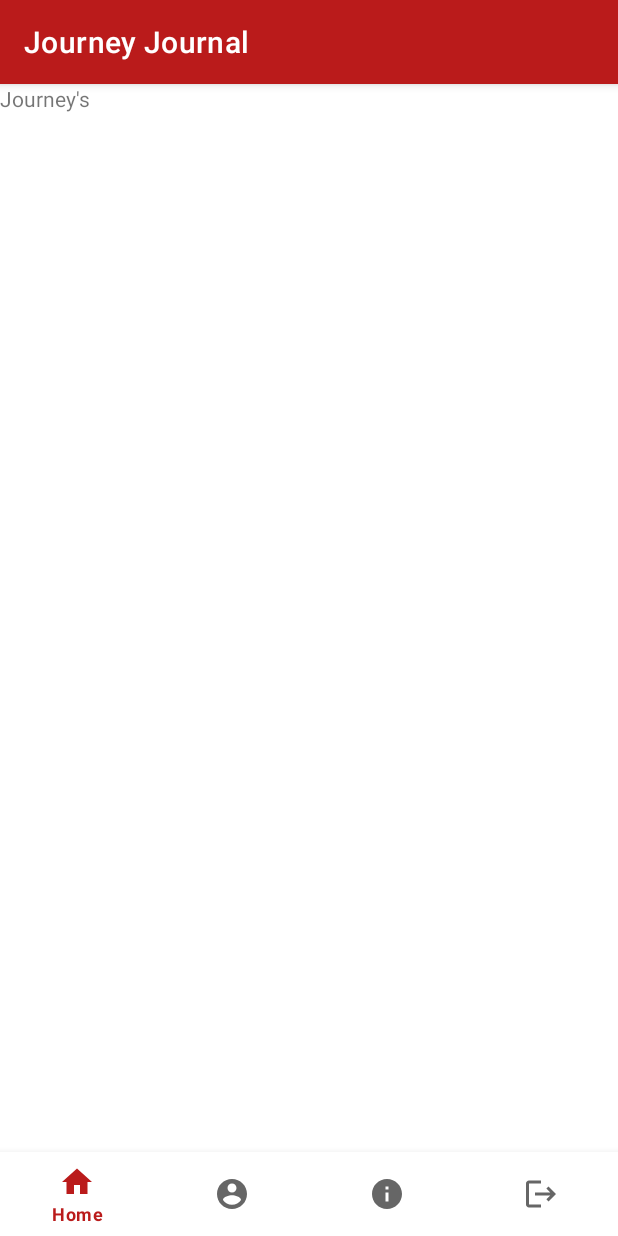
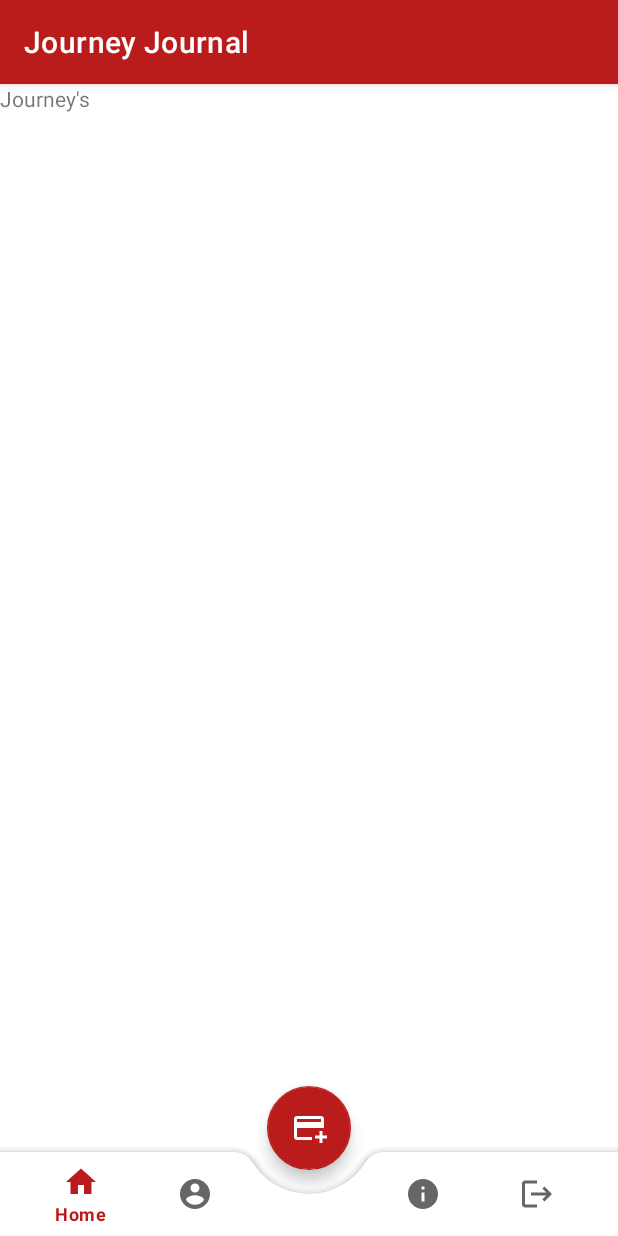
Before and after one commit to itSubeDibesh/JourneyJournal, an Android app: the HomeActivity screen opened directly, with no data from a screen before it, on a phone screen of 412 x 824 dp. Run offline under Robolectric (Android 15) with nearby library versions, the phone set to English and light mode, and no system bars.

Commit message:
Bottom Navigation Appbar implemented with FAB

```diff
--- a/app/src/main/java/com/ismt/dibeshrajsubedi/journeyjournal/views/activities/home/HomeActivity.java
+++ b/app/src/main/java/com/ismt/dibeshrajsubedi/journeyjournal/views/activities/home/HomeActivity.java
@@ -36,6 +36,10 @@ public class HomeActivity extends AppCompatActivity {
      * Triggers Elements Globally
      */
     public void triggerEvents() {
+        // Setting Background to Null
+        bottomNavigationView.setBackground(null);
+        // Disabling the Middle Empty Placeholder
+        bottomNavigationView.getMenu().getItem(2).setEnabled(false);
         // Load Home Fragment as Default
         getSupportFragmentManager().beginTransaction().replace(R.id.home_frame_layout_container, homeFragment).commit();
         // Navigate on Button Clicked
--- a/app/src/main/res/layout/activity_home.xml
+++ b/app/src/main/res/layout/activity_home.xml
@@ -1,10 +1,9 @@
 <?xml version="1.0" encoding="utf-8"?>
-<RelativeLayout xmlns:android="http://schemas.android.com/apk/res/android"
+<androidx.coordinatorlayout.widget.CoordinatorLayout xmlns:android="http://schemas.android.com/apk/res/android"
     xmlns:app="http://schemas.android.com/apk/res-auto"
     xmlns:tools="http://schemas.android.com/tools"
     android:layout_width="match_parent"
     android:layout_height="match_parent"
-    android:orientation="vertical"
     tools:context=".views.activities.home.HomeActivity">
 
     <FrameLayout
@@ -13,11 +12,31 @@
         android:layout_height="match_parent"
         android:layout_above="@id/bottom_navigation" />
 
-    <com.google.android.material.bottomnavigation.BottomNavigationView
-        android:id="@+id/bottom_navigation"
+    <com.google.android.material.bottomappbar.BottomAppBar
+        android:id="@+id/bottom_appbar"
         android:layout_width="match_parent"
         android:layout_height="wrap_content"
-        android:layout_alignParentBottom="true"
-        app:menu="@menu/bottom_navigation_menu" />
+        android:layout_gravity="bottom"
+        app:fabCradleMargin="@dimen/dp_medium"
+        app:fabCradleRoundedCornerRadius="@dimen/dp_medium"
+        app:fabCradleVerticalOffset="@dimen/dp_medium">
 
-</RelativeLayout>
+        <com.google.android.material.bottomnavigation.BottomNavigationView
+            android:id="@+id/bottom_navigation"
+            android:layout_width="match_parent"
+            android:layout_height="match_parent"
+            android:layout_marginEnd="@dimen/dp_medium"
+            android:background="@android:color/transparent"
+            app:menu="@menu/bottom_navigation_menu" />
+
+    </com.google.android.material.bottomappbar.BottomAppBar>
+
+    <com.google.android.material.floatingactionbutton.FloatingActionButton
+        android:layout_width="wrap_content"
+        android:layout_height="wrap_content"
+        android:src="@drawable/ic_add_card"
+        android:theme="@style/Theme.JourneyJournal.FAB"
+        android:contentDescription="@string/button_add_journey"
+        app:layout_anchor="@id/bottom_navigation" />
+
+</androidx.coordinatorlayout.widget.CoordinatorLayout>
--- a/app/src/main/res/menu/bottom_navigation_menu.xml
+++ b/app/src/main/res/menu/bottom_navigation_menu.xml
@@ -1,24 +1,22 @@
 <?xml version="1.0" encoding="utf-8"?>
-<menu xmlns:android="http://schemas.android.com/apk/res/android"
-    xmlns:app="http://schemas.android.com/apk/res-auto">
+<menu xmlns:android="http://schemas.android.com/apk/res/android">
     <item
         android:id="@+id/app_bar_home"
         android:icon="@drawable/ic_home"
-        android:title="@string/icon_home"
-        app:showAsAction="ifRoom" />
+        android:title="@string/icon_home" />
     <item
         android:id="@+id/app_bar_profile"
         android:icon="@drawable/ic_account"
-        android:title="@string/icon_profile"
-        app:showAsAction="ifRoom" />
+        android:title="@string/icon_profile" />
+    <item
+        android:id="@+id/app_bar_placeholder"
+        android:title="" />
     <item
         android:id="@+id/app_bar_about"
         android:icon="@drawable/ic_info"
-        android:title="@string/icon_about"
-        app:showAsAction="ifRoom" />
+        android:title="@string/icon_about" />
     <item
         android:id="@+id/app_bar_logout"
         android:icon="@drawable/ic_logout"
-        android:title="@string/icon_logout"
-        app:showAsAction="ifRoom" />
+        android:title="@string/icon_logout" />
 </menu>
--- a/app/src/main/res/values-night/themes.xml
+++ b/app/src/main/res/values-night/themes.xml
@@ -12,6 +12,14 @@
         <!-- Status bar color. -->
         <item name="android:statusBarColor" tools:targetApi="l">?attr/colorPrimaryVariant</item>
         <!-- Customize your theme here. -->
+        <item name="colorAccent">@color/primaryLightColor</item>
+    </style>
+
+    <!--  Fab Theme  -->
+    <style name="Theme.JourneyJournal.FAB" parent="">
+        <item name="colorSecondary">@color/primaryLightColor</item>
+        <item name="colorOnSecondary">@color/white</item>
+        <item name="colorOnSurface">@color/primaryLightColor</item>
     </style>
 
     <!-- No ActionBar theme. -->
--- a/app/src/main/res/values/themes.xml
+++ b/app/src/main/res/values/themes.xml
@@ -12,7 +12,16 @@
         <!-- Status bar color. -->
         <item name="android:statusBarColor" tools:targetApi="l">?attr/colorPrimaryVariant</item>
         <!-- Customize your theme here. -->
+        <item name="colorAccent">@color/primaryColor</item>
     </style>
+
+    <!--  Fab Theme  -->
+    <style name="Theme.JourneyJournal.FAB" parent="">
+        <item name="colorSecondary">@color/primaryColor</item>
+        <item name="colorOnSecondary">@color/white</item>
+        <item name="colorOnSurface">@color/primaryColor</item>
+    </style>
+
     <!-- No ActionBar theme. -->
     <style name="Theme.JourneyJournal.NoActionBar" parent="Theme.MaterialComponents.DayNight.NoActionBar">
         <!-- Primary brand color. -->
```
